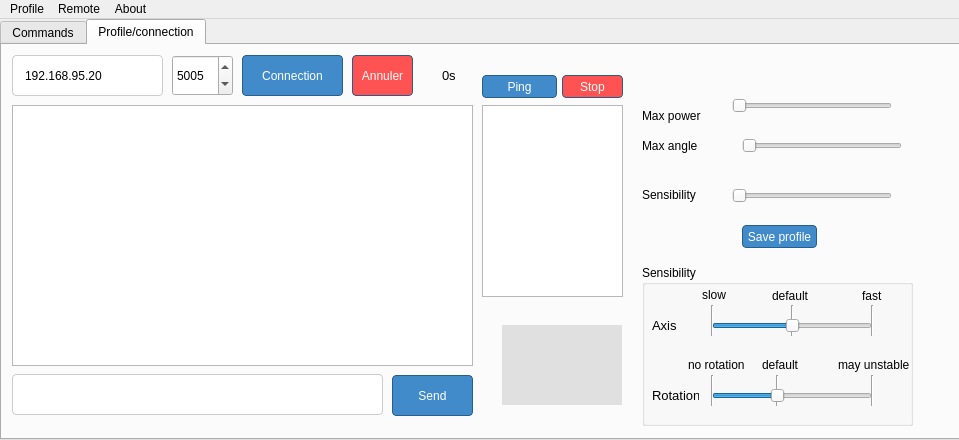
Old version of the form dgipydrone.ui in the repository DGIProject/DGIPyDrOneQt.
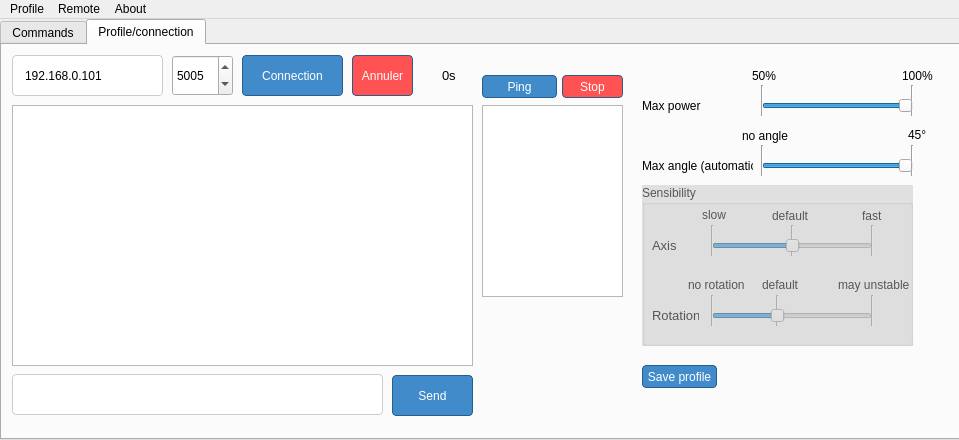
New version of the form. The open tabs and pages were chosen to show the change.

What changed in the file:
```diff
--- a/dgipydrone.ui
+++ b/dgipydrone.ui
@@ -726,7 +726,7 @@
        </rect>
       </property>
       <property name="text">
-       <string>192.168.95.20</string>
+       <string>192.168.0.101</string>
       </property>
      </widget>
      <widget class="QPushButton" name="buttonConnect">
@@ -802,8 +802,8 @@
       <property name="geometry">
        <rect>
         <x>640</x>
-        <y>60</y>
-        <width>101</width>
+        <y>50</y>
+        <width>61</width>
         <height>21</height>
        </rect>
       </property>
@@ -814,14 +814,20 @@
      <widget class="QSlider" name="maximalPowerSliver">
       <property name="geometry">
        <rect>
-        <x>730</x>
+        <x>760</x>
         <y>50</y>
-        <width>160</width>
+        <width>151</width>
         <height>22</height>
        </rect>
       </property>
+      <property name="minimum">
+       <number>50</number>
+      </property>
       <property name="maximum">
-       <number>1</number>
+       <number>100</number>
+      </property>
+      <property name="value">
+       <number>100</number>
       </property>
       <property name="orientation">
        <enum>Qt::Horizontal</enum>
@@ -830,27 +836,17 @@
      <widget class="QSlider" name="maximalAngleSlider">
       <property name="geometry">
        <rect>
-        <x>740</x>
-        <y>90</y>
-        <width>160</width>
+        <x>760</x>
+        <y>110</y>
+        <width>151</width>
         <height>22</height>
        </rect>
       </property>
       <property name="maximum">
-       <number>1</number>
+       <number>45</number>
       </property>
-      <property name="orientation">
-       <enum>Qt::Horizontal</enum>
-      </property>
-     </widget>
-     <widget class="QSlider" name="sensibilitySlider">
-      <property name="geometry">
-       <rect>
-        <x>730</x>
-        <y>140</y>
-        <width>160</width>
-        <height>22</height>
-       </rect>
+      <property name="value">
+       <number>45</number>
       </property>
       <property name="orientation">
        <enum>Qt::Horizontal</enum>
@@ -860,33 +856,20 @@
       <property name="geometry">
        <rect>
         <x>640</x>
-        <y>90</y>
-        <width>101</width>
+        <y>110</y>
+        <width>111</width>
         <height>21</height>
        </rect>
       </property>
       <property name="text">
-       <string>Max angle</string>
-      </property>
-     </widget>
-     <widget class="QLabel" name="label_5">
-      <property name="geometry">
-       <rect>
-        <x>640</x>
-        <y>140</y>
-        <width>101</width>
-        <height>20</height>
-       </rect>
-      </property>
-      <property name="text">
-       <string>Sensibility</string>
+       <string>Max angle (automatic)</string>
       </property>
      </widget>
      <widget class="QPushButton" name="buttonSaveProfile">
       <property name="geometry">
        <rect>
-        <x>740</x>
-        <y>180</y>
+        <x>640</x>
+        <y>320</y>
         <width>75</width>
         <height>23</height>
        </rect>
@@ -943,10 +926,10 @@
      <widget class="QWidget" name="connectBefore_optionsWidget" native="true">
       <property name="geometry">
        <rect>
-        <x>500</x>
-        <y>280</y>
-        <width>120</width>
-        <height>80</height>
+        <x>640</x>
+        <y>140</y>
+        <width>271</width>
+        <height>161</height>
        </rect>
       </property>
       <property name="styleSheet">
@@ -959,7 +942,7 @@
       <property name="geometry">
        <rect>
         <x>640</x>
-        <y>220</y>
+        <y>140</y>
         <width>271</width>
         <height>161</height>
        </rect>
@@ -1217,6 +1200,136 @@
       <zorder>label_11</zorder>
       <zorder>label_12</zorder>
      </widget>
+     <widget class="Line" name="line_9">
+      <property name="geometry">
+       <rect>
+        <x>750</x>
+        <y>40</y>
+        <width>20</width>
+        <height>31</height>
+       </rect>
+      </property>
+      <property name="orientation">
+       <enum>Qt::Vertical</enum>
+      </property>
+     </widget>
+     <widget class="Line" name="line_10">
+      <property name="geometry">
+       <rect>
+        <x>900</x>
+        <y>40</y>
+        <width>20</width>
+        <height>31</height>
+       </rect>
+      </property>
+      <property name="orientation">
+       <enum>Qt::Vertical</enum>
+      </property>
+     </widget>
+     <widget class="QLabel" name="label_5">
+      <property name="geometry">
+       <rect>
+        <x>750</x>
+        <y>20</y>
+        <width>31</width>
+        <height>21</height>
+       </rect>
+      </property>
+      <property name="text">
+       <string>50%</string>
+      </property>
+     </widget>
+     <widget class="QLabel" name="label_13">
+      <property name="geometry">
+       <rect>
+        <x>900</x>
+        <y>20</y>
+        <width>31</width>
+        <height>21</height>
+       </rect>
+      </property>
+      <property name="text">
+       <string>100%</string>
+      </property>
+     </widget>
+     <widget class="Line" name="line_11">
+      <property name="geometry">
+       <rect>
+        <x>750</x>
+        <y>100</y>
+        <width>20</width>
+        <height>31</height>
+       </rect>
+      </property>
+      <property name="orientation">
+       <enum>Qt::Vertical</enum>
+      </property>
+     </widget>
+     <widget class="Line" name="line_12">
+      <property name="geometry">
+       <rect>
+        <x>900</x>
+        <y>100</y>
+        <width>20</width>
+        <height>31</height>
+       </rect>
+      </property>
+      <property name="orientation">
+       <enum>Qt::Vertical</enum>
+      </property>
+     </widget>
+     <widget class="QLabel" name="label_14">
+      <property name="geometry">
+       <rect>
+        <x>740</x>
+        <y>80</y>
+        <width>47</width>
+        <height>21</height>
+       </rect>
+      </property>
+      <property name="text">
+       <string>no angle</string>
+      </property>
+     </widget>
+     <widget class="QLabel" name="label_15">
+      <property name="geometry">
+       <rect>
+        <x>906</x>
+        <y>80</y>
+        <width>21</width>
+        <height>20</height>
+       </rect>
+      </property>
+      <property name="text">
+       <string>45°</string>
+      </property>
+     </widget>
+     <zorder>line_12</zorder>
+     <zorder>line_11</zorder>
+     <zorder>line_10</zorder>
+     <zorder>line_9</zorder>
+     <zorder>console</zorder>
+     <zorder>commandText</zorder>
+     <zorder>buttonSendCommand</zorder>
+     <zorder>serverIp</zorder>
+     <zorder>buttonConnect</zorder>
+     <zorder>serverPort</zorder>
+     <zorder>buttonCancelConnect</zorder>
+     <zorder>connectionTime</zorder>
+     <zorder>label_3</zorder>
+     <zorder>maximalPowerSliver</zorder>
+     <zorder>maximalAngleSlider</zorder>
+     <zorder>label_8</zorder>
+     <zorder>buttonSaveProfile</zorder>
+     <zorder>buttonPing</zorder>
+     <zorder>listIp</zorder>
+     <zorder>buttonStopPing</zorder>
+     <zorder>groupBox_2</zorder>
+     <zorder>connectBefore_optionsWidget</zorder>
+     <zorder>label_5</zorder>
+     <zorder>label_13</zorder>
+     <zorder>label_14</zorder>
+     <zorder>label_15</zorder>
     </widget>
    </widget>
   </widget>
```
Left out of the diff: 16 changed lines with no effect on the pictures.
